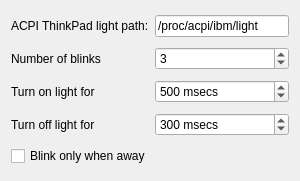
Old version of the form src/thinklight-config.ui in the repository ilpianista/ktp-thinklight.
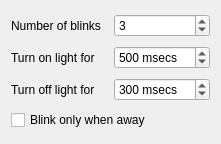
New version of the form.

Commit message: No need to specify a different path for the light

```diff
--- a/src/thinklight-config.ui
+++ b/src/thinklight-config.ui
@@ -6,23 +6,37 @@
    <rect>
     <x>0</x>
     <y>0</y>
-    <width>300</width>
-    <height>181</height>
+    <width>221</width>
+    <height>144</height>
    </rect>
   </property>
   <property name="windowTitle">
    <string>ThinkLightConfig</string>
   </property>
   <layout class="QGridLayout" name="gridLayout">
-   <item row="3" column="0">
-    <widget class="QLabel" name="label_4">
+   <item row="1" column="0">
+    <widget class="QLabel" name="label_3">
      <property name="text">
-      <string>Turn off light for</string>
+      <string>Turn on light for</string>
+     </property>
+    </widget>
+   </item>
+   <item row="0" column="0">
+    <widget class="QLabel" name="label">
+     <property name="text">
+      <string>Number of blinks</string>
+     </property>
+    </widget>
+   </item>
+   <item row="3" column="0" colspan="2">
+    <widget class="QCheckBox" name="kcfg_AwayOnly">
+     <property name="text">
+      <string>Blink only when away</string>
      </property>
     </widget>
    </item>
    <item row="2" column="1">
-    <widget class="QSpinBox" name="kcfg_OnMsec">
+    <widget class="QSpinBox" name="kcfg_OffMsec">
      <property name="suffix">
       <string> msecs</string>
      </property>
@@ -33,18 +47,11 @@
       <number>100</number>
      </property>
      <property name="value">
-      <number>500</number>
+      <number>300</number>
      </property>
     </widget>
    </item>
    <item row="0" column="1">
-    <widget class="QLineEdit" name="kcfg_LightPath">
-     <property name="text">
-      <string>/proc/acpi/ibm/light</string>
-     </property>
-    </widget>
-   </item>
-   <item row="1" column="1">
     <widget class="QSpinBox" name="kcfg_Times">
      <property name="minimum">
       <number>1</number>
@@ -57,8 +64,8 @@
      </property>
     </widget>
    </item>
-   <item row="3" column="1">
-    <widget class="QSpinBox" name="kcfg_OffMsec">
+   <item row="1" column="1">
+    <widget class="QSpinBox" name="kcfg_OnMsec">
      <property name="suffix">
       <string> msecs</string>
      </property>
@@ -69,35 +76,14 @@
       <number>100</number>
      </property>
      <property name="value">
-      <number>300</number>
-     </property>
-    </widget>
-   </item>
-   <item row="0" column="0">
-    <widget class="QLabel" name="label_2">
-     <property name="text">
-      <string>ACPI ThinkPad light path:</string>
-     </property>
-    </widget>
-   </item>
-   <item row="1" column="0">
-    <widget class="QLabel" name="label">
-     <property name="text">
-      <string>Number of blinks</string>
+      <number>500</number>
      </property>
     </widget>
    </item>
    <item row="2" column="0">
-    <widget class="QLabel" name="label_3">
+    <widget class="QLabel" name="label_4">
      <property name="text">
-      <string>Turn on light for</string>
-     </property>
-    </widget>
-   </item>
-   <item row="4" column="0" colspan="2">
-    <widget class="QCheckBox" name="kcfg_AwayOnly">
-     <property name="text">
-      <string>Blink only when away</string>
+      <string>Turn off light for</string>
      </property>
     </widget>
    </item>
```
The commit also changes 2 other files.
